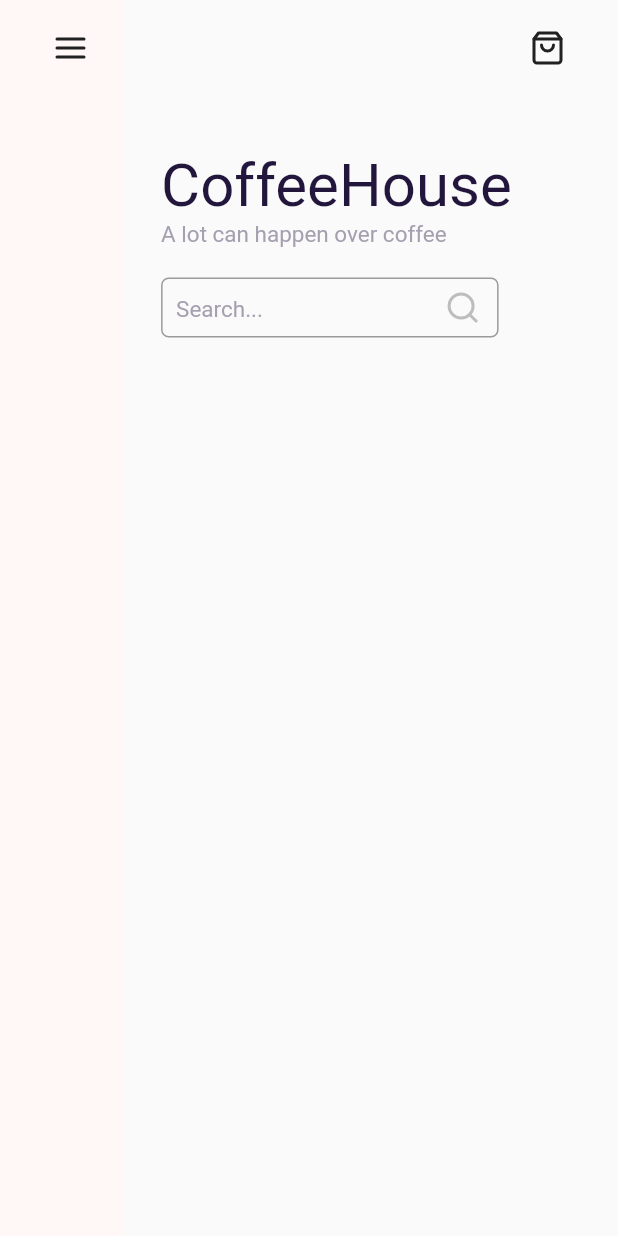
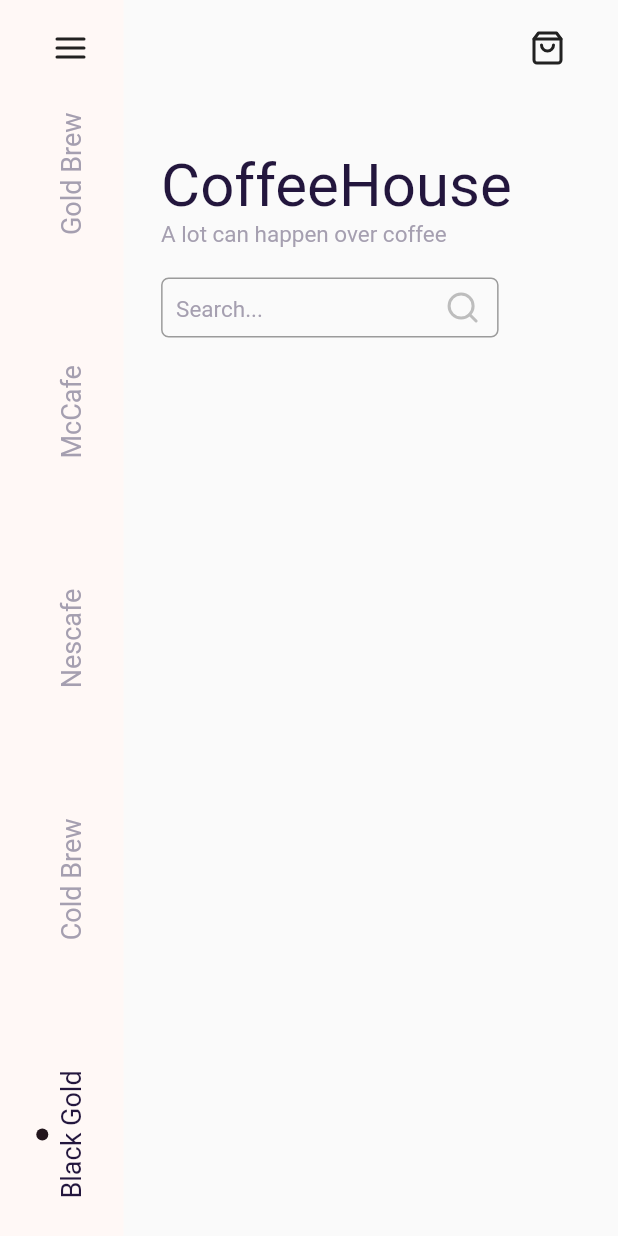
Before and after one commit to abiudorina/coffee_house_app, a Flutter app: the screen it shows after launch, on a phone screen of 412 x 824 dp. Run offline on Flutter 3.47's test engine with Material 2 defaults, Android fonts, the phone set to English and light mode, and no system bars; our stand-ins replace flutter_icons, google_fonts.

Commit message:
feat: add sidenav

```diff
--- a/lib/pages/dashboard.dart
+++ b/lib/pages/dashboard.dart
@@ -1,4 +1,9 @@
 import 'package:coffee_house_app/constants/app_colors.dart';
+import 'package:coffee_house_app/pages/black_gold.dart';
+import 'package:coffee_house_app/pages/cold_brew.dart';
+import 'package:coffee_house_app/pages/gold_brew.dart';
+import 'package:coffee_house_app/pages/mccafe.dart';
+import 'package:coffee_house_app/pages/nescafe.dart';
 import 'package:flutter/material.dart';
 import 'package:flutter_icons/flutter_icons.dart';
 import 'package:google_fonts/google_fonts.dart';
@@ -9,6 +14,20 @@ class DashboardPage extends StatefulWidget {
 }
 
 class _DashboardPageState extends State<DashboardPage> {
+  int _selectedOption = 0;
+
+  List<Widget> allOptions = [
+    BlackGold(),
+    ColdBrew(),
+    Nescafe(),
+    McCafe(),
+    GoldBrew()
+  ];
+
+  List<bool> isSelected = [true, false, false, false, false];
+  Color activeColor = Color(0xff23163D);
+  Color inactiveColor = Color(0xffA59FB0);
+
   @override
   Widget build(BuildContext context) {
     final screenHeight = MediaQuery.of(context).size.height;
@@ -45,12 +64,12 @@ class _DashboardPageState extends State<DashboardPage> {
                   Text(
                     'CoffeeHouse',
                     style: GoogleFonts.bigShouldersText(
-                        color: Color(0xff23163D), fontSize: 40),
+                        color: activeColor, fontSize: 40),
                   ),
                   Text(
                     'A lot can happen over coffee',
                     style: GoogleFonts.bigShouldersText(
-                        color: Color(0xffA59FB0), fontSize: 15),
+                        color: inactiveColor, fontSize: 15),
                   ),
                   SizedBox(height: 20),
                   Container(
@@ -78,9 +97,75 @@ class _DashboardPageState extends State<DashboardPage> {
                 ],
               ),
             ),
+            _buildSideNavigator(),
           ],
         ),
       ),
     );
   }
+
+  Positioned _buildSideNavigator() {
+    return Positioned(
+      top: 75,
+      child: RotatedBox(
+        quarterTurns: 3,
+        child: Container(
+            height: MediaQuery.of(context).size.width / 5,
+            width: MediaQuery.of(context).size.height - 100,
+            child: Row(
+              mainAxisAlignment: MainAxisAlignment.spaceBetween,
+              children: [
+                _buildOption('Black Gold', 0),
+                _buildOption('Cold Brew', 1),
+                _buildOption('Nescafe', 2),
+                _buildOption('McCafe', 3),
+                _buildOption('Gold Brew', 4),
+              ],
+            )),
+      ),
+    );
+  }
+
+  Column _buildOption(String title, int index) {
+    return Column(
+      mainAxisAlignment: MainAxisAlignment.center,
+      children: [
+        isSelected[index]
+            ? Container(
+                height: 8,
+                width: 8,
+                decoration: BoxDecoration(
+                    color: Color(0xff23161D), shape: BoxShape.circle),
+              )
+            : Container(
+                height: 8,
+                width: 8,
+                decoration: BoxDecoration(
+                    color: Colors.transparent, shape: BoxShape.circle),
+              ),
+        SizedBox(height: 5),
+        GestureDetector(
+          onTap: () {
+            setState(() {
+              _selectedOption = index;
+              isOptionSelected(index);
+            });
+          },
+          child: Text(
+            title,
+            style: isSelected[index]
+                ? GoogleFonts.bigShouldersText(color: activeColor, fontSize: 18)
+                : GoogleFonts.bigShouldersText(
+                    color: inactiveColor, fontSize: 18),
+          ),
+        ),
+      ],
+    );
+  }
+
+  void isOptionSelected(int index) {
+    int previousIndex = isSelected.indexOf(true);
+    isSelected[index] = true;
+    isSelected[previousIndex] = false;
+  }
 }
--- /dev/null
+++ b/lib/pages/mccafe.dart
@@ -0,0 +1,17 @@
+import 'package:flutter/material.dart';
+
+class McCafe extends StatefulWidget {
+  @override
+  _McCafeState createState() => _McCafeState();
+}
+
+class _McCafeState extends State<McCafe> {
+  @override
+  Widget build(BuildContext context) {
+    return Container(
+      child: Center(
+        child: Text('McCafe'),
+      ),
+    );
+  }
+}
--- /dev/null
+++ b/lib/pages/nescafe.dart
@@ -0,0 +1,17 @@
+import 'package:flutter/material.dart';
+
+class Nescafe extends StatefulWidget {
+  @override
+  _NescafeState createState() => _NescafeState();
+}
+
+class _NescafeState extends State<Nescafe> {
+  @override
+  Widget build(BuildContext context) {
+    return Container(
+      child: Center(
+        child: Text('Nescafe'),
+      ),
+    );
+  }
+}
```
Also changed, not shown: lib/pages/black_gold.dart (added, +17 -0 lines), lib/pages/cold_brew.dart (added, +17 -0 lines), lib/pages/gold_brew.dart (added, +17 -0 lines).
